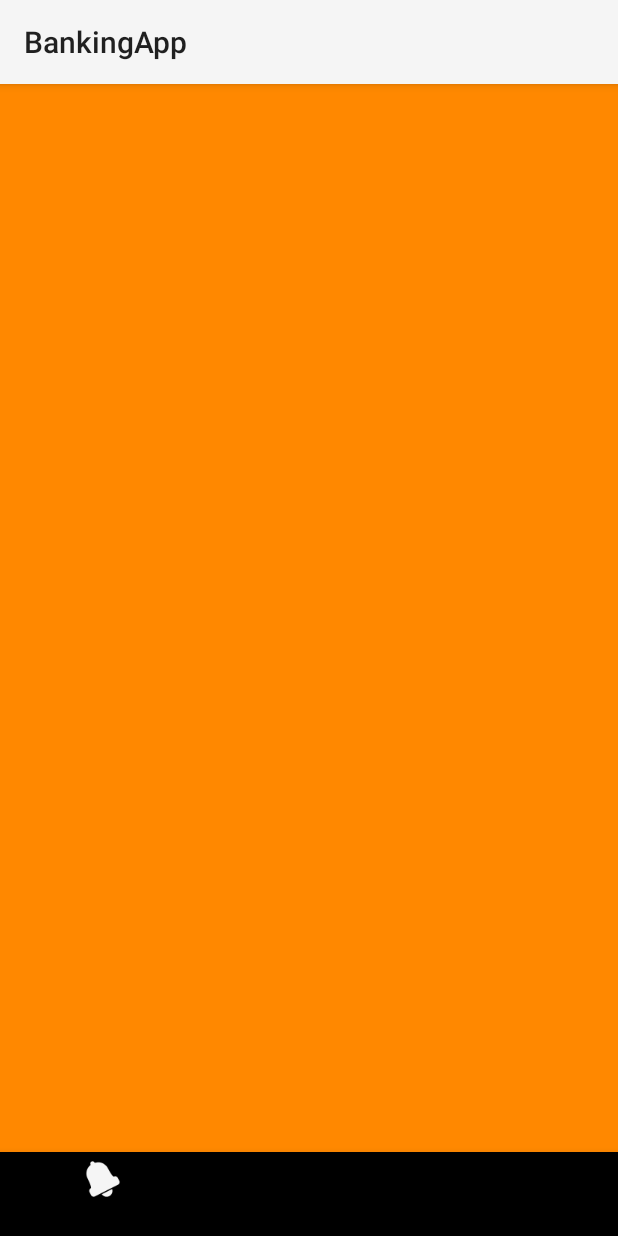
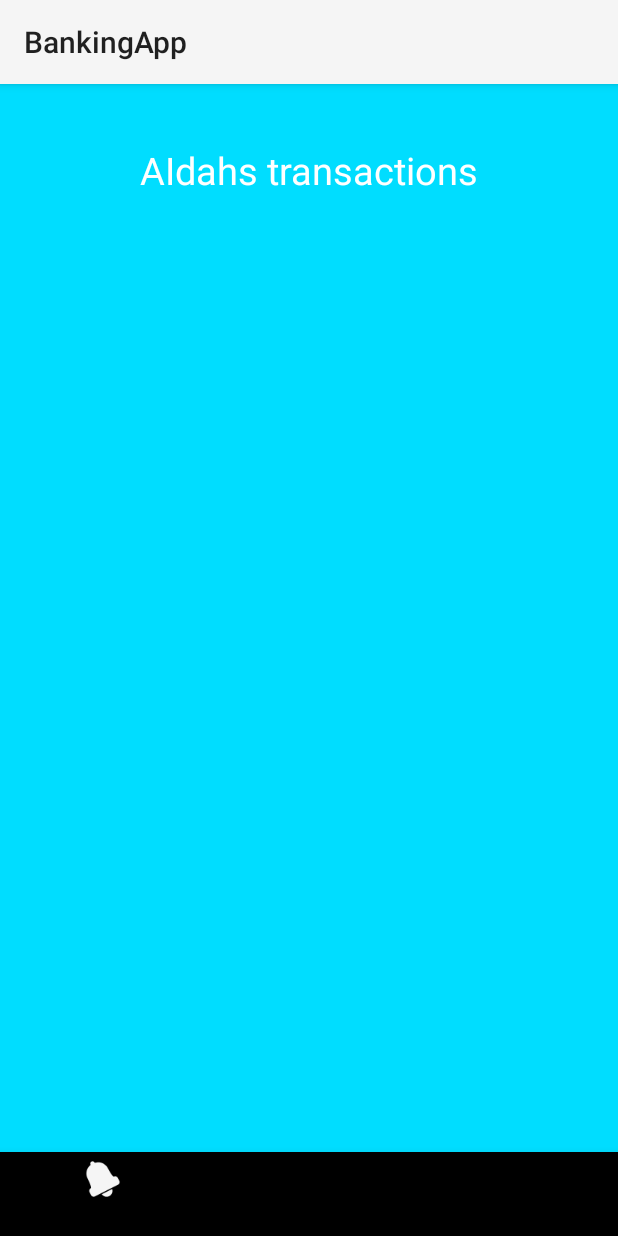
Before and after one commit to SydNS/BankingApp, an Android app: the fragment Transactions placed in its activity, on a phone screen of 412 x 824 dp. Run offline under Robolectric (Android 15) with nearby library versions, the phone set to English and light mode, and no system bars; 1 statement that could not run was skipped.

Commit message:
added the added the title

```diff
--- a/app/src/main/java/com/example/bankingapp/Transactions.kt
+++ b/app/src/main/java/com/example/bankingapp/Transactions.kt
@@ -18,6 +18,7 @@ class Transactions: Fragment() {
         val v: View = inflater.inflate(R.layout.transactions, container, false)
         val tv: TextView =v.findViewById(R.id.tvResult5)
         tv.text="tftyjvytg"
+
         return v
 
 
--- a/app/src/main/res/layout/transactions.xml
+++ b/app/src/main/res/layout/transactions.xml
@@ -1,5 +1,16 @@
 <?xml version="1.0" encoding="utf-8"?>
 <RelativeLayout xmlns:android="http://schemas.android.com/apk/res/android"
-    android:layout_width="match_parent" android:layout_height="match_parent">
+    android:layout_width="match_parent"
+    android:layout_height="match_parent"
+    android:background="@android:color/holo_blue_bright">
 
+    <TextView
+        android:layout_centerHorizontal="true"
+        android:layout_marginTop="40dp"
+        android:textColor="@color/white"
+        android:gravity="center"
+        android:layout_width="300dp"
+        android:layout_height="wrap_content"
+        android:text="AIdahs transactions"
+        android:textSize="25dp"/>
 </RelativeLayout>
```
